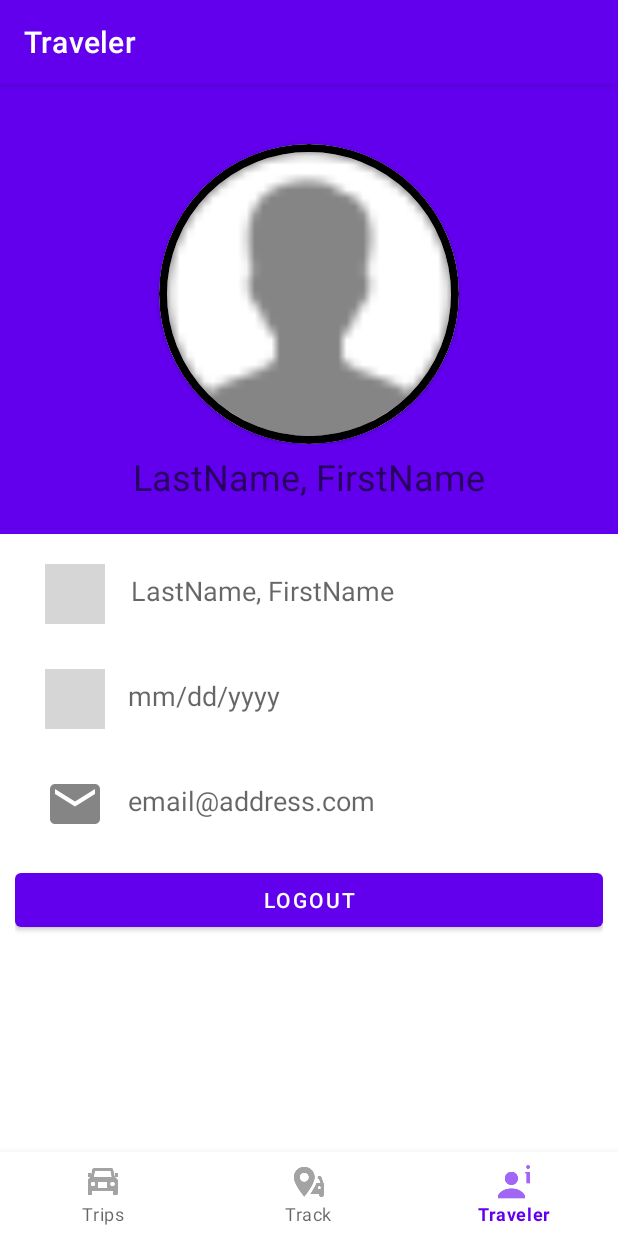
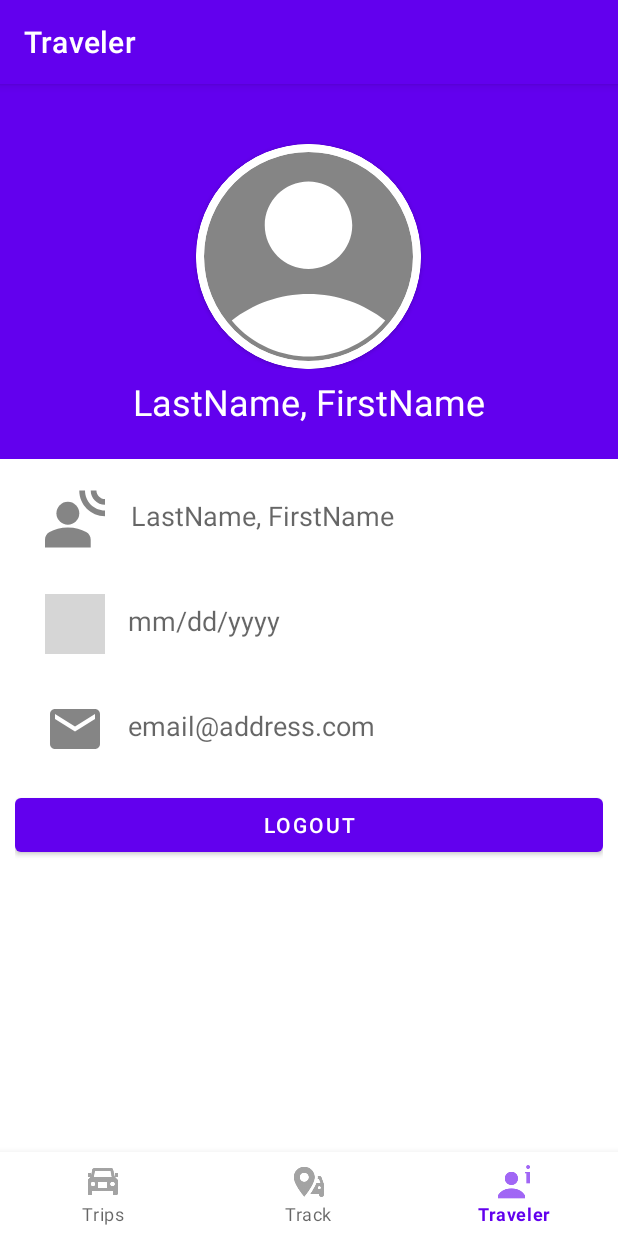
Before and after one commit to onetimebigtime/ParaPo, an Android app: the TravelerFragment screen opened through its navigation route, on a phone screen of 412 x 824 dp. Run offline under Robolectric (Android 15) with nearby library versions, the phone set to English and light mode, and no system bars; our stand-ins replace CircleImageView, navigation-ui; grey boxes are pictures that could not be loaded.

Commit message:
version 03-25

```diff
--- /dev/null
+++ b/app/src/main/res/drawable-anydpi/ic_no_profile.xml
@@ -0,0 +1,16 @@
+<vector xmlns:android="http://schemas.android.com/apk/res/android"
+    android:width="24dp"
+    android:height="24dp"
+    android:viewportWidth="24"
+    android:viewportHeight="24"
+    android:tint="#333333"
+    android:alpha="0.6">
+  <group android:scaleX="1.3333334"
+      android:scaleY="1.3333334"
+      android:translateX="-4"
+      android:translateY="-4">
+    <path
+        android:fillColor="@android:color/white"
+        android:pathData="M12,2C6.48,2 2,6.48 2,12s4.48,10 10,10s10,-4.48 10,-10S17.52,2 12,2zM12,6c1.93,0 3.5,1.57 3.5,3.5S13.93,13 12,13s-3.5,-1.57 -3.5,-3.5S10.07,6 12,6zM12,20c-2.03,0 -4.43,-0.82 -6.14,-2.88C7.55,15.8 9.68,15 12,15s4.45,0.8 6.14,2.12C16.43,19.18 14.03,20 12,20z"/>
+  </group>
+</vector>
--- /dev/null
+++ b/app/src/main/res/drawable-anydpi/ic_user.xml
@@ -0,0 +1,25 @@
+<vector xmlns:android="http://schemas.android.com/apk/res/android"
+    android:width="24dp"
+    android:height="24dp"
+    android:viewportWidth="24"
+    android:viewportHeight="24"
+    android:tint="#333333"
+    android:alpha="0.6">
+  <group android:scaleX="1.1428572"
+      android:scaleY="1.1428572"
+      android:translateX="-2.2857144"
+      android:translateY="-0.5714286">
+    <path
+        android:fillColor="@android:color/white"
+        android:pathData="M10,9m-4,0a4,4 0,1 1,8 0a4,4 0,1 1,-8 0"/>
+    <path
+        android:fillColor="@android:color/white"
+        android:pathData="M16.39,15.56C14.71,14.7 12.53,14 10,14c-2.53,0 -4.71,0.7 -6.39,1.56C2.61,16.07 2,17.1 2,18.22V21h16v-2.78C18,17.1 17.39,16.07 16.39,15.56z"/>
+    <path
+        android:fillColor="@android:color/white"
+        android:pathData="M16,1h-2c0,4.97 4.03,9 9,9V8C19.14,8 16,4.86 16,1z"/>
+    <path
+        android:fillColor="@android:color/white"
+        android:pathData="M20,1h-2c0,2.76 2.24,5 5,5V4C21.35,4 20,2.65 20,1z"/>
+  </group>
+</vector>
--- a/app/src/main/res/layout/fragment_traveler.xml
+++ b/app/src/main/res/layout/fragment_traveler.xml
@@ -5,30 +5,21 @@
     android:layout_width="match_parent"
     android:layout_height="match_parent"
     tools:context=".ui.notifications.TravelerFragment">
-
-    <ScrollView
-        android:layout_width="match_parent"
-        android:layout_height="match_parent"
-        android:orientation="vertical"
-        tools:context=".UserProfileActivity"
-        android:background="@color/white">
     <LinearLayout
         android:layout_width="match_parent"
         android:layout_height="wrap_content"
         android:orientation="vertical"
-            app:layout_constraintBottom_toBottomOf="parent"
-            app:layout_constraintLeft_toLeftOf="parent"
-            app:layout_constraintRight_toRightOf="parent">
+        tools:ignore="MissingConstraints">
 
         <!--Profile Picture Container-->
         <RelativeLayout
             android:id="@+id/layout_head"
             android:layout_width="match_parent"
-                android:layout_height="300dp"
-                android:background="@color/purple_500">
+            android:layout_height="250dp"
+            android:background="@color/green_500">
 
             <RelativeLayout
-                    android:id="@+id/RL_ImageView"
+                android:id="@+id/RL_imageView"
                 android:layout_width="match_parent"
                 android:layout_height="wrap_content">
                 <androidx.cardview.widget.CardView
@@ -37,27 +28,31 @@
                     android:layout_centerHorizontal="true"
                     android:layout_marginTop="40dp"
                     android:elevation="5dp"
-                        app:cardCornerRadius="100dp">
+                    app:cardCornerRadius="100dp"
+                    app:cardBackgroundColor="@color/white">
                     <!--Profile Picture-->
                     <de.hdodenhof.circleimageview.CircleImageView
-                            android:layout_width="200dp"
-                            android:layout_height="200dp"
-                            android:src="@drawable/ic_no_user_profile"
+                        android:layout_width="150dp"
+                        android:layout_height="150dp"
+                        android:src="@drawable/ic_no_profile"
                         app:civ_border_width="5dp"
-                            app:civ_border_color="@color/black"/>
+                        app:civ_border_color="@color/white"/>
                 </androidx.cardview.widget.CardView>
+                <!--Profile Picture-->
             </RelativeLayout>
+            <!--FullName-->
             <TextView
-                    android:id="@+id/textView_fullName1"
+                android:id="@+id/textView_fullname1"
                 android:layout_width="wrap_content"
                 android:layout_height="wrap_content"
-                    android:layout_below="@id/RL_ImageView"
+                android:layout_below="@id/RL_imageView"
                 android:layout_centerHorizontal="true"
                 android:layout_marginTop="5dp"
                 android:hint="@string/fullname"
                 android:textAlignment="center"
                 android:textAppearance="@style/TextAppearance.AppCompat.Headline"
-                    android:textColor="@android:color/white" />
+                android:textColor="@android:color/white"
+                android:textColorHint="@android:color/white" />
         </RelativeLayout>
 
         <!--Name Details-->
@@ -69,16 +64,17 @@
             android:layout_marginRight="10dp"
             android:layout_marginTop="10dp"
             android:layout_marginBottom="10dp"
-                android:paddingLeft="20dp"
+            android:paddingStart="20dp"
             android:paddingTop="10dp"
-                android:paddingBottom="10dp">
+            android:paddingBottom="10dp"
+            tools:ignore="RtlSymmetry">
 
             <ImageView
                 android:id="@+id/ic_profile"
                 android:layout_width="40dp"
                 android:layout_height="40dp"
                 android:background="@drawable/ic_user"
-                    android:contentDescription="Fullname" />
+                android:contentDescription="@string/traveler_logo" />
 
             <TextView
                 android:id="@+id/textView_fullName2"
@@ -88,7 +84,7 @@
                 android:layout_marginStart="52dp"
                 android:hint="@string/fullname"
                 android:padding="5dp"
-                    android:textSize="18sp" />
+                android:textSize="18dp" />
         </RelativeLayout>
         <!--Name Details-->
         <!--Birthday Details-->
@@ -101,14 +97,15 @@
             android:layout_marginBottom="10dp"
             android:paddingStart="20dp"
             android:paddingTop="10dp"
-                android:paddingBottom="10dp">
+            android:paddingBottom="10dp"
+            tools:ignore="RtlSymmetry">
             <ImageView
                 android:id="@+id/ic_birthday"
                 android:layout_width="40dp"
                 android:layout_height="40dp"
                 android:layout_centerVertical="true"
                 android:background="@drawable/ic_birthday"
-                    android:contentDescription="Birthday" />
+                android:contentDescription="@string/birthday_logo"/>
             <TextView
                 android:id="@+id/textView_birthday"
                 android:layout_width="wrap_content"
@@ -130,14 +127,15 @@
             android:layout_marginBottom="10dp"
             android:paddingStart="20dp"
             android:paddingTop="10dp"
-                android:paddingBottom="10dp">
+            android:paddingBottom="10dp"
+            tools:ignore="RtlSymmetry">
             <ImageView
                 android:id="@+id/ic_email_address"
                 android:layout_width="40dp"
                 android:layout_height="40dp"
                 android:layout_centerVertical="true"
                 android:background="@drawable/ic_email_address"
-                    android:contentDescription="Birthday" />
+                android:contentDescription="@string/email_logo" />
             <TextView
                 android:id="@+id/textView_email_address"
                 android:layout_width="wrap_content"
@@ -153,7 +151,7 @@
         <RelativeLayout
             android:id="@+id/RL_logout_btn"
             android:layout_width="match_parent"
-                android:layout_height="wrap_content"
+            android:layout_height="match_parent"
             android:layout_marginLeft="10dp"
             android:layout_marginRight="10dp"
             android:layout_marginBottom="10dp">
@@ -162,10 +160,9 @@
                 android:id="@+id/logoutBtn"
                 android:layout_width="match_parent"
                 android:layout_height="wrap_content"
-                    android:text="LogOut" />
-
+                android:text="@string/logout" />
         </RelativeLayout>
         <!--Button for Log out-->
     </LinearLayout>
-    </ScrollView>
+
 </androidx.constraintlayout.widget.ConstraintLayout>
--- a/app/src/main/res/values/colors.xml
+++ b/app/src/main/res/values/colors.xml
@@ -1,7 +1,7 @@
 <?xml version="1.0" encoding="utf-8"?>
 <resources>
     <color name="purple_200">#FFBB86FC</color>
-    <color name="purple_500">#FF6200EE</color>
+    <color name="green_500">#FF6200EE</color>
     <color name="purple_700">#FF3700B3</color>
     <color name="teal_200">#FF03DAC5</color>
     <color name="teal_700">#FF018786</color>
--- a/app/src/main/res/values/strings.xml
+++ b/app/src/main/res/values/strings.xml
@@ -6,4 +6,8 @@
     <string name="fullname">LastName, FirstName</string>
     <string name="birthday">mm/dd/yyyy</string>
     <string name="email_address">email@address.com</string>
+    <string name="traveler_logo">Traveler Logo</string>
+    <string name="birthday_logo">Birthday Logo</string>
+    <string name="email_logo">Email Logo</string>
+    <string name="logout">LogOut</string>
 </resources>
--- a/app/src/main/res/values/themes.xml
+++ b/app/src/main/res/values/themes.xml
@@ -2,7 +2,7 @@
     <!-- Base application theme. -->
     <style name="Theme.ParaPo" parent="Theme.MaterialComponents.DayNight.DarkActionBar">
         <!-- Primary brand color. -->
-        <item name="colorPrimary">@color/purple_500</item>
+        <item name="colorPrimary">@color/green_500</item>
         <item name="colorPrimaryVariant">@color/purple_700</item>
         <item name="colorOnPrimary">@color/white</item>
         <!-- Secondary brand color. -->
```
Also changed, not shown: app/src/main/res/drawable-hdpi/ic_no_profile.png (added), app/src/main/res/drawable-hdpi/ic_no_user_profile.png (deleted), app/src/main/res/drawable-hdpi/ic_user.png (added), app/src/main/res/drawable-mdpi/ic_no_profile.png (added), app/src/main/res/drawable-mdpi/ic_no_user_profile.png (deleted), app/src/main/res/drawable-mdpi/ic_user.png (added), app/src/main/res/drawable-xhdpi/ic_no_profile.png (added), app/src/main/res/drawable-xhdpi/ic_no_user_profile.png (deleted), app/src/main/res/drawable-xhdpi/ic_user.png (added), app/src/main/res/drawable-xxhdpi/ic_no_profile.png (added), app/src/main/res/drawable-xxhdpi/ic_no_user_profile.png (deleted), app/src/main/res/drawable-xxhdpi/ic_user.png (added), app/src/main/res/drawable-xxxhdpi/ic_no_user_profile.png (deleted). Lines whose indentation alone changed are shown as unchanged.
